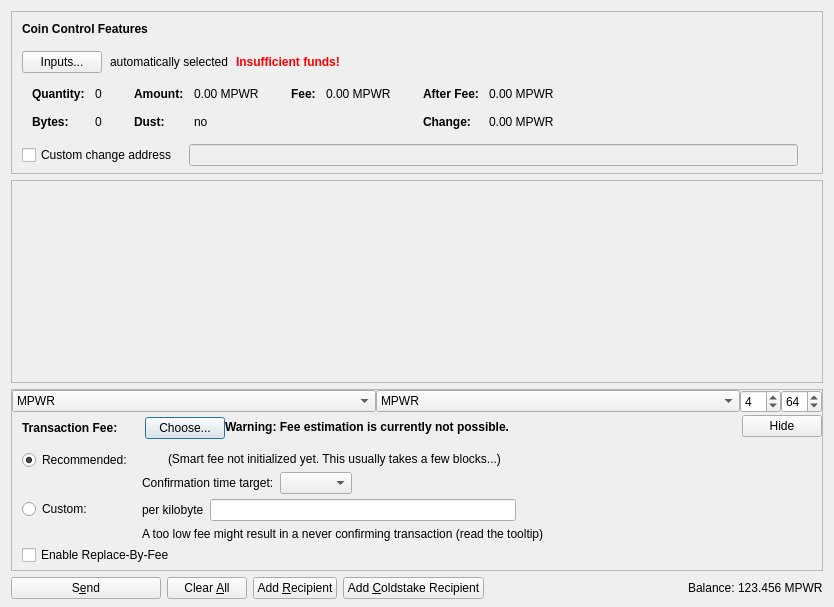
Before: the Qt Designer form src/qt/forms/sendcoinsdialog.ui in SaltineChips/Rubix-V3.0.0.0, drawn with Qt 5.
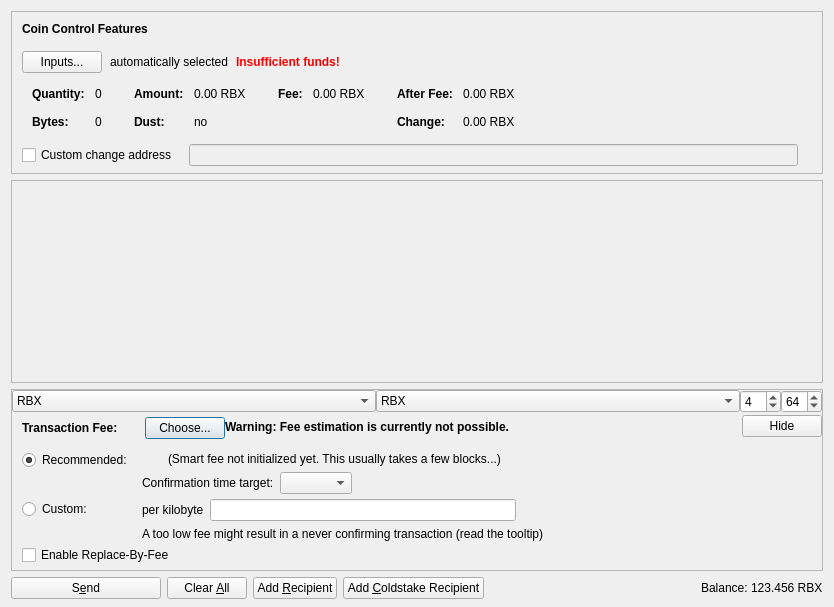
After: the same form once the commit is applied. Icons and pictures are not drawn. Custom widgets are drawn as their Qt base class.

What changed in the file:
```diff
--- a/src/qt/forms/sendcoinsdialog.ui
+++ b/src/qt/forms/sendcoinsdialog.ui
@@ -324,7 +324,7 @@
                   <enum>Qt::ActionsContextMenu</enum>
                  </property>
                  <property name="text">
-                  <string notr="true">0.00 MPWR</string>
+                  <string notr="true">0.00 RBX</string>
                  </property>
                  <property name="textInteractionFlags">
                   <set>Qt::LinksAccessibleByMouse|Qt::TextSelectableByKeyboard|Qt::TextSelectableByMouse</set>
@@ -404,7 +404,7 @@
                   <enum>Qt::ActionsContextMenu</enum>
                  </property>
                  <property name="text">
-                  <string notr="true">0.00 MPWR</string>
+                  <string notr="true">0.00 RBX</string>
                  </property>
                  <property name="textInteractionFlags">
                   <set>Qt::LinksAccessibleByMouse|Qt::TextSelectableByKeyboard|Qt::TextSelectableByMouse</set>
@@ -455,7 +455,7 @@
                   <enum>Qt::ActionsContextMenu</enum>
                  </property>
                  <property name="text">
-                  <string notr="true">0.00 MPWR</string>
+                  <string notr="true">0.00 RBX</string>
                  </property>
                  <property name="textInteractionFlags">
                   <set>Qt::LinksAccessibleByMouse|Qt::TextSelectableByKeyboard|Qt::TextSelectableByMouse</set>
@@ -484,7 +484,7 @@
                   <enum>Qt::ActionsContextMenu</enum>
                  </property>
                  <property name="text">
-                  <string notr="true">0.00 MPWR</string>
+                  <string notr="true">0.00 RBX</string>
                  </property>
                  <property name="textInteractionFlags">
                   <set>Qt::LinksAccessibleByMouse|Qt::TextSelectableByKeyboard|Qt::TextSelectableByMouse</set>
@@ -673,7 +673,7 @@
           </property>
           <item>
            <property name="text">
-            <string>MPWR</string>
+            <string>RBX</string>
            </property>
           </item>
           <item>
@@ -695,7 +695,7 @@
           </property>
           <item>
            <property name="text">
-            <string>MPWR</string>
+            <string>RBX</string>
            </property>
           </item>
           <item>
@@ -1314,7 +1314,7 @@
           <cursorShape>IBeamCursor</cursorShape>
          </property>
          <property name="text">
-          <string notr="true">123.456 MPWR</string>
+          <string notr="true">123.456 RBX</string>
          </property>
          <property name="textInteractionFlags">
           <set>Qt::LinksAccessibleByMouse|Qt::TextSelectableByKeyboard|Qt::TextSelectableByMouse</set>
```
Left out of the diff: 2 changed lines with no effect on the pictures.
